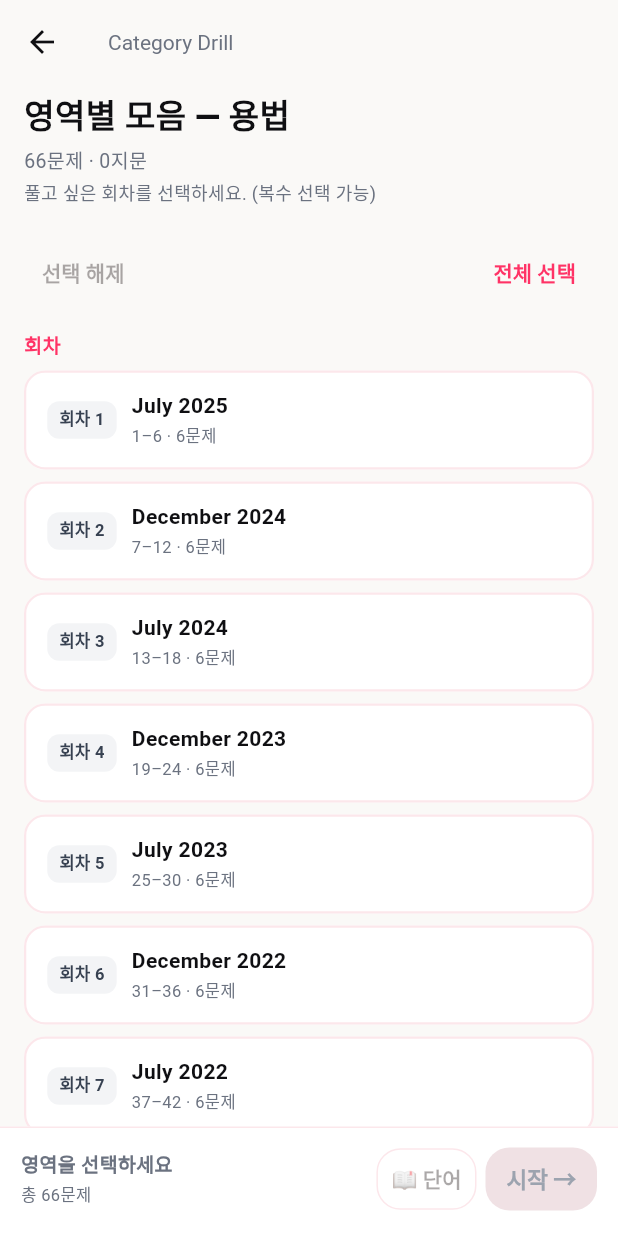
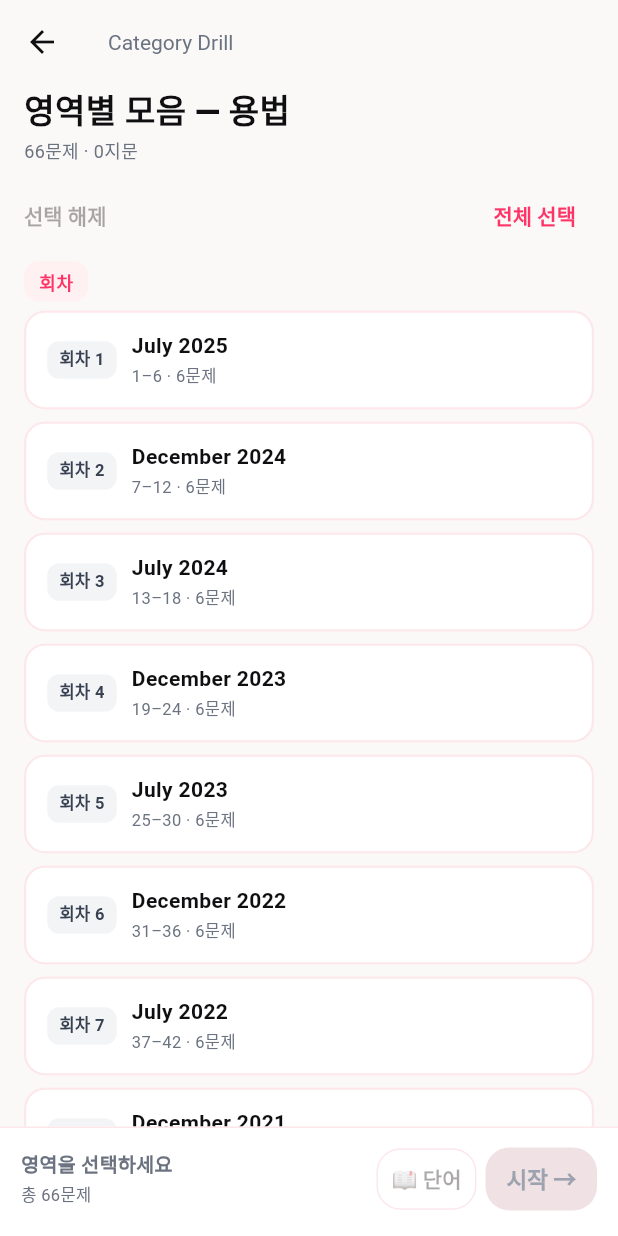
Before and after one commit to CobyApp/jlpt-app, a Flutter app: the screen it shows after launch, after a tap on "영역별", after a tap on "✍️", on a phone screen of 412 x 824 dp. Run offline on Flutter 3.47's test engine with Material 3 defaults, Android fonts, the phone set to English and light mode, and no system bars; our stand-ins replace go_router, just_audio, shared_preferences.

Commit message:
design: 홈 헤더 슬림 + 영역별 화면 간격 + 영역 카드 스티커 데코
홈 헤더
- 큰 progress 카드 통째로 제거
- 한 줄에 모두 압축: 로고칩 🍒엔원노트 + 인라인 미니 진도칩 (숫자+%+4px 바)
  + ★ 단어장 + ↻ 초기화
- "이어서 풀기" 는 그 아래 슬림 인라인 칩으로 (선택적)
- 헤더 높이 ~200px → ~70px (이어서풀기 없으면 ~50px)

회차 / 영역별 페이지 (exam_page)
- hero 의 hint 안내 문구 제거 (영역별은 거의 비어 보였음)
- hero → 액션 행 간격 12 → 10, 액션 → 그룹 간격 8 → 6
- 일반 회차: 전체시작 버튼 + 전체선택 한 줄, 선택해제는 선택 있을 때만 등장
- 카테고리 드릴: 선택해제 / 전체선택 한 줄
- 그룹 라벨: 그냥 텍스트 → 핑크/블루 surface 칩 (좀 더 키치)
- 그룹 사이 SizedBox(14) → Padding(top: 6) 으로 압축

영역 카테고리 카드 (홈 영역별 탭)
- 우상단 좌석 잡고 큰 이모지(34px) 스티커처럼 배치 (Stack 사용)
- 진도 칩: 색반전 (active 면 그룹색 배경 + 흰 텍스트), 안 풀었으면 "NEW" 배지
- 카드 라디우스 18 → 20, softShadow 추가 (스티커 룩)
- aspectRatio 1.25 → 1.1 (조금 더 정사각)

Co-Authored-By: Claude Opus 4.7 (1M context) <noreply@anthropic.com>

```diff
--- a/lib/views/exam_page.dart
+++ b/lib/views/exam_page.dart
@@ -109,32 +109,39 @@ class _ExamPageState extends State<ExamPage> {
       children: [
         Expanded(
           child: ListView(
-            padding: const EdgeInsets.fromLTRB(16, 6, 16, 32),
+            padding: const EdgeInsets.fromLTRB(16, 4, 16, 32),
             children: [
               _hero(exam, readingQs, listenQs, totalQ),
-              const SizedBox(height: 12),
+              // hero → 액션 행 간격 최소화 (영역별에서 너무 멀어 보이던 문제)
+              const SizedBox(height: 10),
+              Row(
+                children: [
                   if (!_isCategoryDrill)
-                SizedBox(
-                  width: double.infinity,
+                    Expanded(
                       child: FilledButton(
                         onPressed: () => context.push(
                             '/exam/${exam.testId}/q/1?from=1&to=$readingQs'),
                         style: FilledButton.styleFrom(
                           backgroundColor: accentPrimary,
+                          padding: const EdgeInsets.symmetric(
+                              vertical: 12),
                         ),
-                    child: const Text('▶ 전체 시작 (1번 문제부터)'),
+                        child: const Text('▶ 전체 시작'),
                       ),
-                ),
-              const SizedBox(height: 8),
-              Row(
-                children: [
-                  TextButton(
+                    )
+                  else
+                    Expanded(
+                      child: TextButton(
                         onPressed: _selected.isEmpty
                             ? null
                             : () => setState(_selected.clear),
+                        style: TextButton.styleFrom(
+                          alignment: Alignment.centerLeft,
+                          padding: EdgeInsets.zero,
+                        ),
                         child: const Text('선택 해제'),
                       ),
-                  const Spacer(),
+                    ),
                   TextButton(
                     onPressed: () {
                       setState(() {
@@ -147,6 +154,18 @@ class _ExamPageState extends State<ExamPage> {
                     child: const Text('전체 선택'),
                   ),
                 ],
+              ),
+              // 일반 회차에서만 선택 해제 별도 행 (전체 시작 버튼이 위 행에 있어서)
+              if (!_isCategoryDrill && _selected.isNotEmpty)
+                Align(
+                  alignment: Alignment.centerLeft,
+                  child: TextButton(
+                    onPressed: () => setState(_selected.clear),
+                    style: TextButton.styleFrom(
+                      padding: const EdgeInsets.symmetric(horizontal: 4),
+                    ),
+                    child: const Text('선택 해제'),
+                  ),
                 ),
               ...(_isCategoryDrill
                   ? [_sectionGroup(context, exam, '회차', sections, isListen: false)]
@@ -170,26 +189,24 @@ class _ExamPageState extends State<ExamPage> {
 
   Widget _hero(Exam exam, int readQs, int listenQs, int totalQ) {
     final passages = exam.passages.length;
-    final hint = _isCategoryDrill
-        ? '풀고 싶은 회차를 선택하세요. (복수 선택 가능)'
-        : '풀고 싶은 영역을 선택하거나, 전체 시작으로 첫 문제부터 풀어보세요.';
+    // 카테고리 드릴: 제목 + 한 줄 메타만. 일반 회차: 메타 두 줄 (총 문제 + 힌트).
     final total = _isCategoryDrill
         ? '${exam.questions.length}문제 · $passages지문'
         : '총 $totalQ문제 (어휘·문법·독해 $readQs${listenQs > 0 ? ' + 청해 $listenQs' : ''}) · $passages지문';
+    // 카테고리 드릴은 짧은 회차 카드 형태로 모이는 화면이라 hint 생략.
     return Column(
       crossAxisAlignment: CrossAxisAlignment.start,
       children: [
         Text(
           exam.title,
-          style:
-              const TextStyle(fontSize: 22, fontWeight: FontWeight.w800, height: 1.25),
+          style: const TextStyle(
+            fontSize: 22,
+            fontWeight: FontWeight.w900,
+            height: 1.2,
           ),
-        const SizedBox(height: 6),
+        ),
+        const SizedBox(height: 4),
         Text(total,
-            style:
-                const TextStyle(fontSize: 13, color: textMuted, height: 1.4)),
-        const SizedBox(height: 4),
-        Text(hint,
             style:
                 const TextStyle(fontSize: 12, color: textMuted, height: 1.4)),
       ],
@@ -218,20 +235,28 @@ class _ExamPageState extends State<ExamPage> {
     required bool isListen,
   }) {
     return Padding(
-      padding: const EdgeInsets.only(top: 14),
+      padding: const EdgeInsets.only(top: 6),
       child: Column(
         crossAxisAlignment: CrossAxisAlignment.start,
         children: [
-          Text(
+          Container(
+            padding: const EdgeInsets.symmetric(
+                horizontal: 10, vertical: 5),
+            decoration: BoxDecoration(
+              color: isListen ? listeningSurface : brandSurface,
+              borderRadius: BorderRadius.circular(10),
+            ),
+            child: Text(
               groupLabel,
               style: TextStyle(
-              fontSize: 13,
-              fontWeight: FontWeight.w800,
-              color: isListen ? listeningPrimary : accentPrimary,
+                fontSize: 12,
+                fontWeight: FontWeight.w900,
+                color: isListen ? listeningPrimary : brandPrimary,
                 letterSpacing: 0.4,
               ),
             ),
-          const SizedBox(height: 8),
+          ),
+          const SizedBox(height: 6),
           ...list.map((s) {
             final selected = _selected.contains(s.key);
             final label = _isCategoryDrill
--- a/lib/views/home_page.dart
+++ b/lib/views/home_page.dart
@@ -175,21 +175,29 @@ class _HomePageState extends State<HomePage> with SingleTickerProviderStateMixin
     required int wbCount,
     LastPos? last,
   }) {
+    // 슬림 헤더 — 한 줄에 로고 / 진도칩 / 액션. 큰 progress 카드 제거.
     return Container(
       color: appBg,
-      padding: const EdgeInsets.fromLTRB(16, 10, 12, 14),
+      padding: const EdgeInsets.fromLTRB(16, 8, 12, 10),
       child: Column(
         crossAxisAlignment: CrossAxisAlignment.start,
         children: [
-          // 상단 토글바: 로고칩 + 진도배지 + ★ + ↻
           Row(
             children: [
+              // 로고 칩
               Container(
                 padding: const EdgeInsets.symmetric(
                     horizontal: 10, vertical: 6),
                 decoration: BoxDecoration(
                   gradient: brandGradient,
                   borderRadius: BorderRadius.circular(12),
+                  boxShadow: const [
+                    BoxShadow(
+                      color: Color(0x33FF3366),
+                      blurRadius: 10,
+                      offset: Offset(0, 4),
+                    ),
+                  ],
                 ),
                 child: const Row(
                   mainAxisSize: MainAxisSize.min,
@@ -208,14 +216,56 @@ class _HomePageState extends State<HomePage> with SingleTickerProviderStateMixin
                   ],
                 ),
               ),
-              const Spacer(),
+              const SizedBox(width: 8),
+              // 인라인 미니 진도 칩 — 진도바 + 숫자 한 줄
+              Expanded(
+                child: Container(
+                  padding: const EdgeInsets.symmetric(
+                      horizontal: 10, vertical: 6),
+                  decoration: BoxDecoration(
+                    color: cardBg,
+                    borderRadius: BorderRadius.circular(12),
+                    border: Border.all(color: cardBorder),
+                  ),
+                  child: Column(
+                    mainAxisSize: MainAxisSize.min,
+                    crossAxisAlignment: CrossAxisAlignment.start,
+                    children: [
+                      Row(
+                        mainAxisAlignment: MainAxisAlignment.spaceBetween,
+                        children: [
+                          Text('$answered/$total',
+                              style: const TextStyle(
+                                fontSize: 11,
+                                fontWeight: FontWeight.w900,
+                                color: brandPrimary,
+                              )),
+                          Text('$overall%',
+                              style: const TextStyle(
+                                fontSize: 10,
+                                color: textMuted,
+                                fontWeight: FontWeight.w800,
+                              )),
+                        ],
+                      ),
+                      const SizedBox(height: 4),
+                      ProgressTrack(
+                        progress: total == 0 ? 0 : answered / total,
+                        color: brandPrimary,
+                        height: 4,
+                      ),
+                    ],
+                  ),
+                ),
+              ),
+              const SizedBox(width: 6),
               _iconChip(
                 icon: Icons.star_rounded,
                 color: gold,
                 badge: wbCount > 0 ? '$wbCount' : null,
                 onTap: () => context.push('/wordbook'),
               ),
-              const SizedBox(width: 6),
+              const SizedBox(width: 4),
               _iconChip(
                 icon: Icons.refresh_rounded,
                 color: textMuted,
@@ -223,83 +273,26 @@ class _HomePageState extends State<HomePage> with SingleTickerProviderStateMixin
               ),
             ],
           ),
-          const SizedBox(height: 12),
-          // 큰 progress 카드 — 가장 시각적 중심
-          Container(
-            padding: const EdgeInsets.fromLTRB(16, 14, 16, 14),
-            decoration: BoxDecoration(
-              color: cardBg,
-              borderRadius: BorderRadius.circular(20),
-              border: Border.all(color: cardBorder),
-              boxShadow: softShadow,
-            ),
-            child: Column(
-              crossAxisAlignment: CrossAxisAlignment.start,
-              children: [
-                Row(
-                  crossAxisAlignment: CrossAxisAlignment.end,
-                  children: [
-                    Text('$answered',
-                        style: const TextStyle(
-                          fontSize: 36,
-                          fontWeight: FontWeight.w900,
-                          height: 1,
-                          color: brandPrimary,
-                        )),
-                    Padding(
-                      padding: const EdgeInsets.only(bottom: 5, left: 4),
-                      child: Text(
-                        '/ $total 문제',
-                        style: const TextStyle(
-                          fontSize: 13,
-                          fontWeight: FontWeight.w700,
-                          color: textMuted,
-                        ),
-                      ),
-                    ),
-                    const Spacer(),
-                    Container(
-                      padding: const EdgeInsets.symmetric(
-                          horizontal: 10, vertical: 6),
-                      decoration: BoxDecoration(
-                        color: brandSurface,
-                        borderRadius: BorderRadius.circular(10),
-                      ),
-                      child: Text(
-                        '$overall%',
-                        style: const TextStyle(
-                          fontSize: 13,
-                          fontWeight: FontWeight.w900,
-                          color: brandPrimary,
-                        ),
-                      ),
-                    ),
-                  ],
-                ),
-                const SizedBox(height: 12),
-                ProgressTrack(
-                  progress: total == 0 ? 0 : answered / total,
-                  color: brandPrimary,
-                  height: 8,
-                ),
           if (last != null) ...[
-                  const SizedBox(height: 12),
+            const SizedBox(height: 8),
             InkWell(
-                    borderRadius: BorderRadius.circular(14),
+              borderRadius: BorderRadius.circular(12),
               onTap: () => context.push(
                   '/exam/${last.examId}/q/${last.questionN}'),
               child: Container(
                 padding: const EdgeInsets.symmetric(
-                          horizontal: 12, vertical: 10),
+                    horizontal: 10, vertical: 7),
                 decoration: BoxDecoration(
                   color: brandSurface,
-                        borderRadius: BorderRadius.circular(14),
+                  borderRadius: BorderRadius.circular(12),
+                  border: Border.all(
+                      color: brandPrimary.withValues(alpha: 0.15)),
                 ),
                 child: Row(
                   children: [
                     Container(
-                            width: 28,
-                            height: 28,
+                      width: 22,
+                      height: 22,
                       decoration: const BoxDecoration(
                         gradient: brandGradient,
                         shape: BoxShape.circle,
@@ -307,36 +300,35 @@ class _HomePageState extends State<HomePage> with SingleTickerProviderStateMixin
                       child: const Icon(
                         Icons.play_arrow_rounded,
                         color: Colors.white,
-                              size: 18,
+                        size: 14,
                       ),
                     ),
-                          const SizedBox(width: 10),
-                          const Text('이어서 풀기',
+                    const SizedBox(width: 8),
+                    const Text('이어서',
                         style: TextStyle(
-                                fontSize: 13,
-                                fontWeight: FontWeight.w800,
+                          fontSize: 12,
+                          fontWeight: FontWeight.w900,
                           color: brandPrimary,
                         )),
-                          const SizedBox(width: 10),
+                    const SizedBox(width: 8),
                     Expanded(
                       child: Text(
-                              '${last.examId} · 문제 ${last.questionN}',
+                        '문제 ${last.questionN}',
                         style: const TextStyle(
-                                  fontSize: 11, color: textMuted),
+                            fontSize: 11,
+                            color: textMuted,
+                            fontWeight: FontWeight.w700),
                         maxLines: 1,
                         overflow: TextOverflow.ellipsis,
                       ),
                     ),
                     const Icon(Icons.arrow_forward_rounded,
-                              color: brandPrimary, size: 16),
+                        color: brandPrimary, size: 14),
                   ],
                 ),
               ),
             ),
           ],
-              ],
-            ),
-          ),
         ],
       ),
     );
@@ -630,7 +622,7 @@ class _HomePageState extends State<HomePage> with SingleTickerProviderStateMixin
                 crossAxisCount: 2,
                 mainAxisSpacing: 10,
                 crossAxisSpacing: 10,
-                childAspectRatio: 1.25,
+                childAspectRatio: 1.1,
                 children: g.value.map((c) {
                   final total = idx.categoryTotals[c.category] ?? 0;
                   final examId = 'cat:${c.slug}';
@@ -642,45 +634,60 @@ class _HomePageState extends State<HomePage> with SingleTickerProviderStateMixin
                   final emoji = _catEmoji[c.slug] ?? '📘';
                   return Material(
                     color: cardBg,
-                    borderRadius: BorderRadius.circular(18),
+                    borderRadius: BorderRadius.circular(20),
                     child: InkWell(
-                      borderRadius: BorderRadius.circular(18),
+                      borderRadius: BorderRadius.circular(20),
                       onTap: () => context.push('/exam/$examId'),
                       child: Container(
                         decoration: BoxDecoration(
-                          borderRadius: BorderRadius.circular(18),
+                          borderRadius: BorderRadius.circular(20),
                           border: Border.all(color: cardBorder),
+                          boxShadow: softShadow,
                         ),
-                        padding: const EdgeInsets.all(12),
-                        child: Column(
+                        padding: const EdgeInsets.fromLTRB(14, 12, 14, 12),
+                        child: Stack(
+                          children: [
+                            // 우상단 큰 이모지 — 스티커 데코
+                            Positioned(
+                              top: -2,
+                              right: -4,
+                              child: Text(
+                                emoji,
+                                style: const TextStyle(fontSize: 34),
+                              ),
+                            ),
+                            Column(
                               crossAxisAlignment: CrossAxisAlignment.start,
                               children: [
-                            Row(
-                              children: [
-                                Container(
-                                  width: 32,
-                                  height: 32,
-                                  decoration: BoxDecoration(
-                                    color: groupSoft,
-                                    borderRadius: BorderRadius.circular(10),
-                                  ),
-                                  alignment: Alignment.center,
-                                  child: Text(emoji,
-                                      style:
-                                          const TextStyle(fontSize: 18)),
-                                ),
-                                const Spacer(),
                                 if (answered > 0)
                                   Container(
                                     padding: const EdgeInsets.symmetric(
-                                        horizontal: 6, vertical: 2),
+                                        horizontal: 8, vertical: 3),
+                                    decoration: BoxDecoration(
+                                      color: groupColor,
+                                      borderRadius:
+                                          BorderRadius.circular(8),
+                                    ),
+                                    child: Text(
+                                      '$pct%',
+                                      style: const TextStyle(
+                                        fontSize: 10,
+                                        fontWeight: FontWeight.w900,
+                                        color: Colors.white,
+                                      ),
+                                    ),
+                                  )
+                                else
+                                  Container(
+                                    padding: const EdgeInsets.symmetric(
+                                        horizontal: 8, vertical: 3),
                                     decoration: BoxDecoration(
                                       color: groupSoft,
                                       borderRadius:
-                                          BorderRadius.circular(6),
+                                          BorderRadius.circular(8),
                                     ),
                                     child: Text(
-                                      '$pct%',
+                                      'NEW',
                                       style: TextStyle(
                                         fontSize: 10,
                                         fontWeight: FontWeight.w900,
@@ -688,36 +695,37 @@ class _HomePageState extends State<HomePage> with SingleTickerProviderStateMixin
                                       ),
                                     ),
                                   ),
-                              ],
-                            ),
-                            const SizedBox(height: 10),
-                            Expanded(
-                              child: Text(
+                                const Spacer(),
+                                Text(
                                   categoryKo(c.category),
                                   style: const TextStyle(
-                                  fontSize: 14,
+                                    fontSize: 15,
                                     fontWeight: FontWeight.w900,
-                                  height: 1.25,
+                                    height: 1.2,
                                     color: ink,
                                   ),
+                                  maxLines: 2,
+                                  overflow: TextOverflow.ellipsis,
                                 ),
-                            ),
+                                const SizedBox(height: 6),
                                 if (total > 0)
                                   ProgressTrack(
                                     progress: answered / total,
                                     color: groupColor,
                                     height: 4,
                                   ),
-                            const SizedBox(height: 6),
+                                const SizedBox(height: 4),
                                 Text(
                                   total == 0
-                                  ? '아직 학습 전'
-                                  : '$answered / $total 문제',
+                                      ? '$total문제'
+                                      : '$answered / $total',
                                   style: const TextStyle(
                                     fontSize: 11,
                                     color: textMuted,
-                                fontWeight: FontWeight.w700,
+                                    fontWeight: FontWeight.w800,
                                   ),
+                                ),
+                              ],
                             ),
                           ],
                         ),
```
Lines whose indentation alone changed are shown as unchanged.
